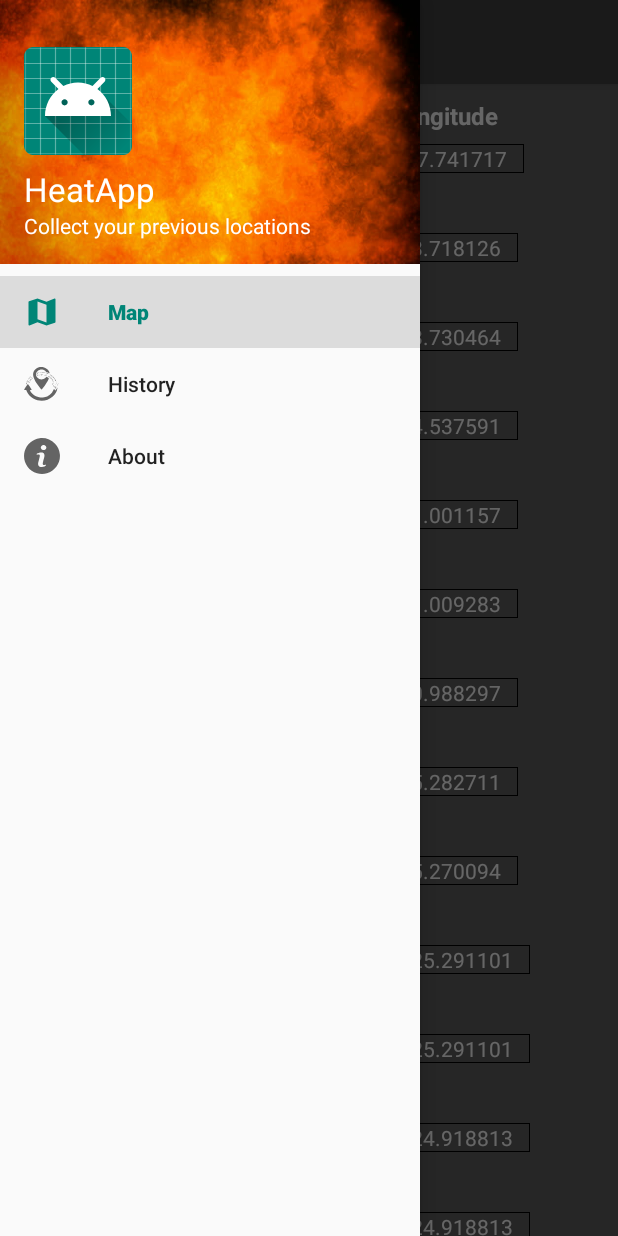
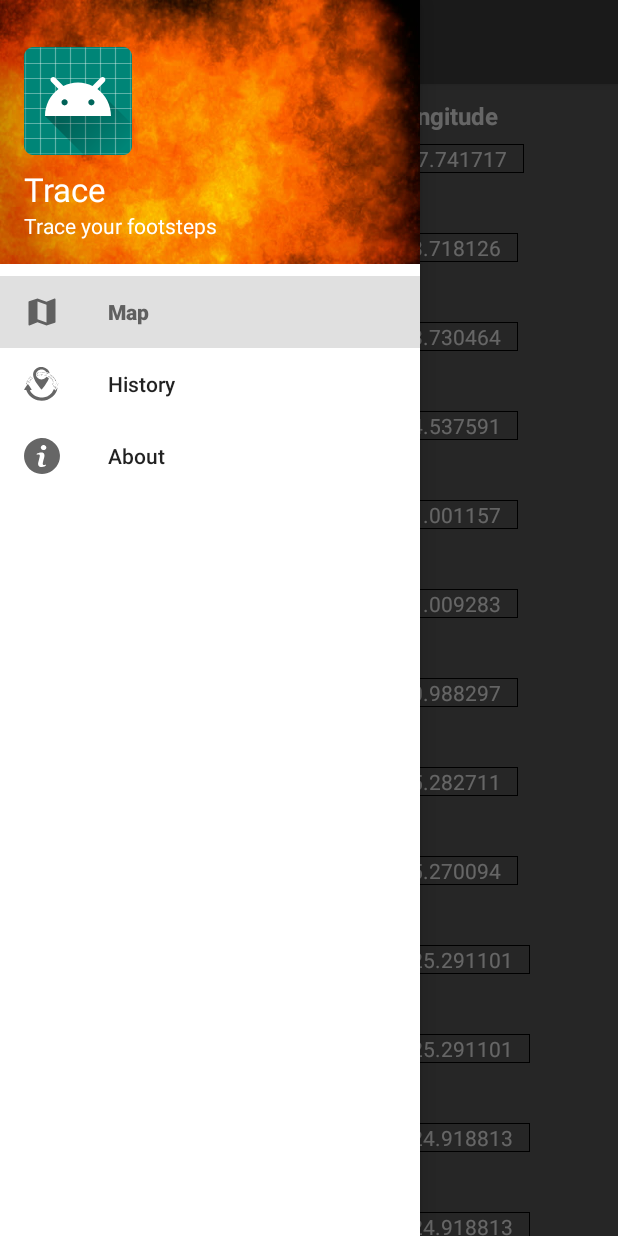
Before and after one commit to mobileCarto/javaProject, an Android app: the fragment HistoryFragment placed in its activity, with the side drawer open, on a phone screen of 412 x 824 dp. Run offline under Robolectric (Android 15) with nearby library versions, the phone set to English and light mode, and no system bars; our stand-ins replace Room's generated code; libraries missing offline, so code that uses them is left out: com.google.maps.android.

Commit message:
final layout

```diff
--- a/app/src/main/res/layout/activity_main.xml
+++ b/app/src/main/res/layout/activity_main.xml
@@ -19,7 +19,7 @@
             android:id="@+id/toolbar"
             android:layout_width="match_parent"
             android:layout_height="?attr/actionBarSize"
-            android:background="@color/colorQuartiary"
+            android:background="@color/colorPrimaryDark"
             android:elevation="4dp"
             android:theme="@style/ThemeOverlay.AppCompat.Dark.ActionBar"
             app:popupTheme="@style/ThemeOverlay.AppCompat.Light" />
@@ -37,6 +37,7 @@
         android:layout_width="wrap_content"
         android:layout_height="match_parent"
         android:layout_gravity="start"
+        android:background="@color/white"
         app:headerLayout="@layout/nav_header"
 
         app:menu="@menu/drawer_menu" />
--- a/app/src/main/res/layout/fragment_about.xml
+++ b/app/src/main/res/layout/fragment_about.xml
@@ -4,7 +4,7 @@
     xmlns:tools="http://schemas.android.com/tools"
     android:layout_width="match_parent"
     android:layout_height="match_parent"
-    android:background="@color/colorTertiary"
+    android:background="@color/colorPrimary"
     tools:context=".AboutFragment">
 
     <!-- TODO: Update blank fragment layout -->
--- a/app/src/main/res/layout/fragment_history.xml
+++ b/app/src/main/res/layout/fragment_history.xml
@@ -2,7 +2,7 @@
 <RelativeLayout xmlns:android="http://schemas.android.com/apk/res/android"
     android:layout_width="match_parent"
     android:layout_height="match_parent"
-    android:background="@color/colorTertiary">
+    android:background="@color/colorPrimary">
 
     <TableRow
         android:id="@+id/header_line"
--- a/app/src/main/res/menu/drawer_menu.xml
+++ b/app/src/main/res/menu/drawer_menu.xml
@@ -9,14 +9,15 @@
             android:id="@+id/nav_map"
             android:icon="@drawable/ic_map"
             android:title="@string/Map"
-            />
+            android:color="@color/white"/>
         <item
             android:id="@+id/nav_history"
             android:icon="@drawable/ic_history"
-            android:title="@string/History" />
+            android:title="@string/History"/>
         <item
             android:id="@+id/nav_about"
             android:icon="@drawable/ic_about"
-            android:title="@string/About" />
+            android:title="@string/About"
+            android:textColor="@color/white"/>
     </group>
 </menu>
--- a/app/src/main/res/values/colors.xml
+++ b/app/src/main/res/values/colors.xml
@@ -1,10 +1,7 @@
 <?xml version="1.0" encoding="utf-8"?>
 <resources>
-    <color name="colorSecondary">#D4A737</color>
-    <color name="colorTertiary">#606060</color>
-    <color name="colorQuartiary">#404040</color>
-    <color name="colorPrimary">#008577</color>
-    <color name="colorPrimaryDark">#00574B</color>
+    <color name="colorPrimary">#606060</color>
+    <color name="colorPrimaryDark">#404040</color>
     <color name="colorAccent">#D81B60</color>
     <color name="white">#ffffff</color>
 </resources>
--- a/app/src/main/res/values/strings.xml
+++ b/app/src/main/res/values/strings.xml
@@ -1,5 +1,5 @@
 <resources>
-    <string name="app_name">does this work</string>
+    <string name="app_name">Trace</string>
     <string name="navigation_drawer_open">Open Nav Drawer</string>
     <string name="navigation_drawer_close">Close Nav Drawer</string>
     <string name="ID">ID</string>
@@ -9,7 +9,7 @@
     <string name="Map">Map</string>
     <string name="History">History</string>
     <string name="About">About</string>
-    <string name="AboutContent">HEATAPP is a simple, fast, secure and free way to monitor your locations and show them by a heat map. You can restore a list of your precise coordinates in a separate page.
+    <string name="AboutContent">Trace is a simple, fast, secure and free way to monitor your locations and show them by a heat map. You can restore a list of your precise coordinates in a separate page.
 The App is designed by a group of Cartography students of Technical University of Dresden (TUD) as a class project in January 2020. \n\nGroup members are:\n\n
     Sebastian Hancock\n
     Valeria Shurupina\n
@@ -17,8 +17,8 @@ The App is designed by a group of Cartography students of Technical University o
     Shahtaj Ghufran\n\n
     © 2020 HEATAPP, All Rights Reserved
 </string>
-    <string name="HeatApp">HeatApp</string>
+    <string name="HeatApp">Trace</string>
     <string name="MainIconLogo">Main icon/logo</string>
-    <string name="CollectYourPreviousLocations">Collect your previous locations</string>
+    <string name="CollectYourPreviousLocations">Trace your footsteps</string>
     <string name="HistoryPart">History Part</string>
 </resources>
```
